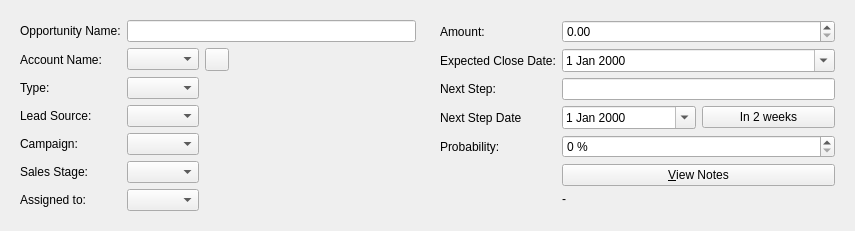
First picture: the form in client/src/details/opportunitydetails.ui, repository KDAB/FatCRM, before the edit.
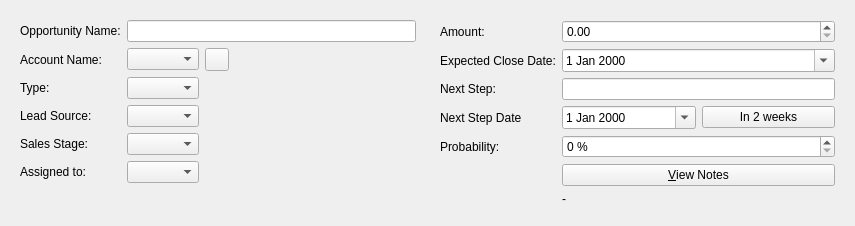
Second picture: the form after the edit. Icons and pictures are not drawn. Custom widgets are drawn as their Qt base class.

Commit message: FATCRM-50: remove Campaign fields everywhere, not used/useful.

```diff
--- a/client/src/details/opportunitydetails.ui
+++ b/client/src/details/opportunitydetails.ui
@@ -58,33 +58,23 @@
        <widget class="QComboBox" name="lead_source"/>
       </item>
       <item row="6" column="0">
-       <widget class="QLabel" name="label_5">
-        <property name="text">
-         <string>Campaign:</string>
-        </property>
-       </widget>
-      </item>
-      <item row="6" column="1">
-       <widget class="QComboBox" name="campaign_name"/>
-      </item>
-      <item row="7" column="0">
        <widget class="QLabel" name="label_6">
         <property name="text">
          <string>Sales Stage:</string>
         </property>
        </widget>
       </item>
-      <item row="7" column="1">
+      <item row="6" column="1">
        <widget class="QComboBox" name="sales_stage"/>
       </item>
-      <item row="8" column="0">
+      <item row="7" column="0">
        <widget class="QLabel" name="label_7">
         <property name="text">
          <string>Assigned to:</string>
         </property>
        </widget>
       </item>
-      <item row="8" column="1">
+      <item row="7" column="1">
        <widget class="QComboBox" name="assigned_user_name"/>
       </item>
       <item row="1" column="1">
```
Left out of the diff: 33 changed lines with no effect on the pictures. The commit also changes 9 other files.
